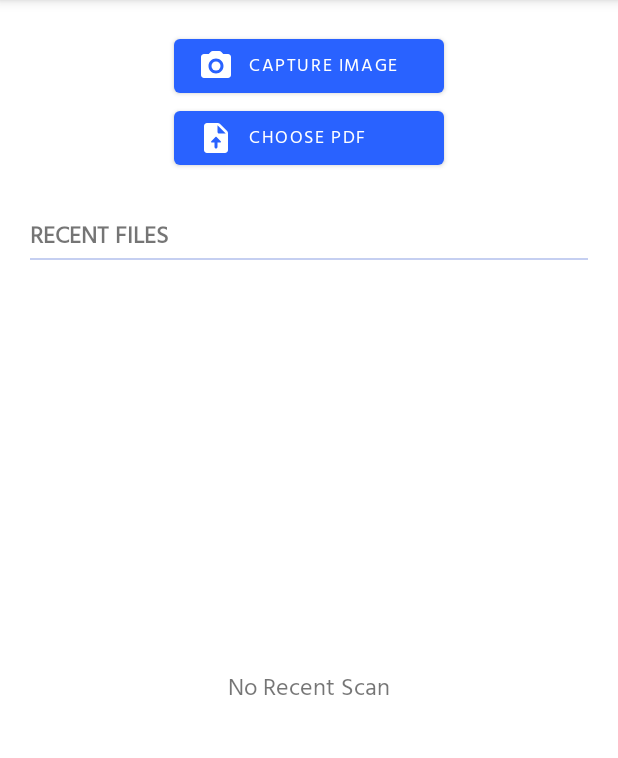
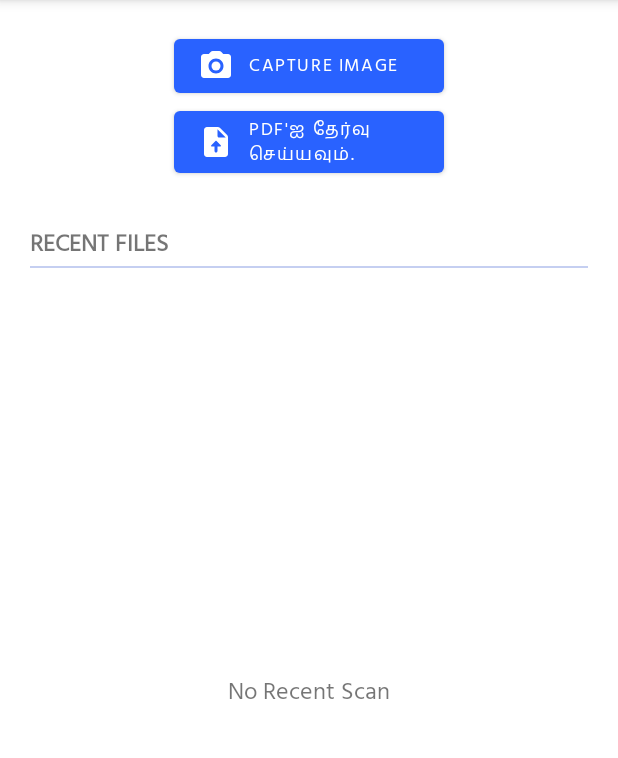
Before and after one commit to khaleeljageer/OCR-Tamil, an Android app: the MainActivity screen opened directly, with no data from a screen before it, on a phone screen of 412 x 824 dp, the part 84-842 px from its top. Run offline under Robolectric (Android 15) with nearby library versions, the phone set to English and light mode, and no system bars; our stand-ins replace Dagger/Hilt's generated code, Room's generated code, Timber; libraries missing offline, so code that uses them is left out: com.anggrayudi.storage, com.github.drjacky.imagepicker; pictures from the network do not load; 1 statement that could not run was skipped.

Commit message:
Translate English To Tamil

```diff
--- a/app/src/main/res/values/strings.xml
+++ b/app/src/main/res/values/strings.xml
@@ -5,10 +5,10 @@
     <string name="check_trained_model">Checking for trained models</string>
     <string name="downloading_data">Downloading Tesseract Data</string>
     <string name="verification_completed">Verification Completed</string>
-    <string name="downloading_lang_data">Downloading %s Data</string>
-    <string name="error_string">Something went wrong\nPlease try again later</string>
-    <string name="network_error">Network not available\nPlease try again later</string>
-    <string name="choose_pdf">Choose PDF</string>
+    <string name="downloading_lang_data">தரவைப் பதிவிறக்குகிறது.%s</string>
+    <string name="error_string">ஏதோ பிழை ஏற்பட்டுள்ளது\nதயவுசெய்து பின்னர் மீண்டும் முயற்சிக்கவும்.</string>
+    <string name="network_error">இணைப்பை சரிபார்க்கவும்\nதயவுசெய்து பின்னர் மீண்டும் முயற்சிக்கவும்.</string>
+    <string name="choose_pdf">PDF'ஐ தேர்வு செய்யவும்.</string>
     <string name="capture_image">Capture Image</string>
     <string name="recent_files">Recent Files</string>
 
```
